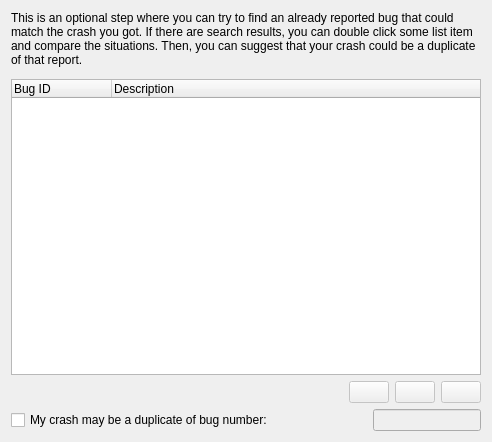
First picture: the form in drkonqi/ui/assistantpage_bugzilla_duplicates.ui, repository KDE/kde-runtime, before the edit.
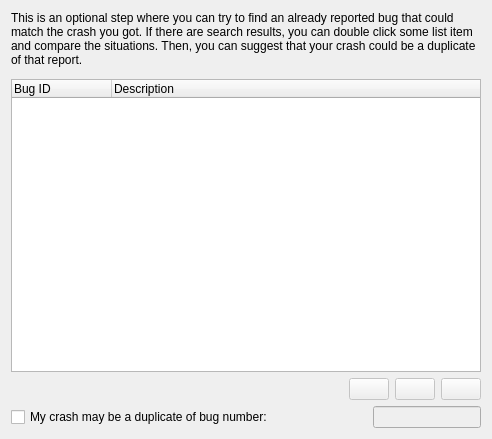
Second picture: the form after the edit. Custom widgets are drawn as their Qt base class.

Patch:
```diff
--- a/drkonqi/ui/assistantpage_bugzilla_duplicates.ui
+++ b/drkonqi/ui/assistantpage_bugzilla_duplicates.ui
@@ -7,7 +7,7 @@
     <x>0</x>
     <y>0</y>
     <width>492</width>
-    <height>442</height>
+    <height>439</height>
    </rect>
   </property>
   <layout class="QVBoxLayout" name="verticalLayout">
```
Left out of the diff: 2 changed lines with no effect on the pictures.
